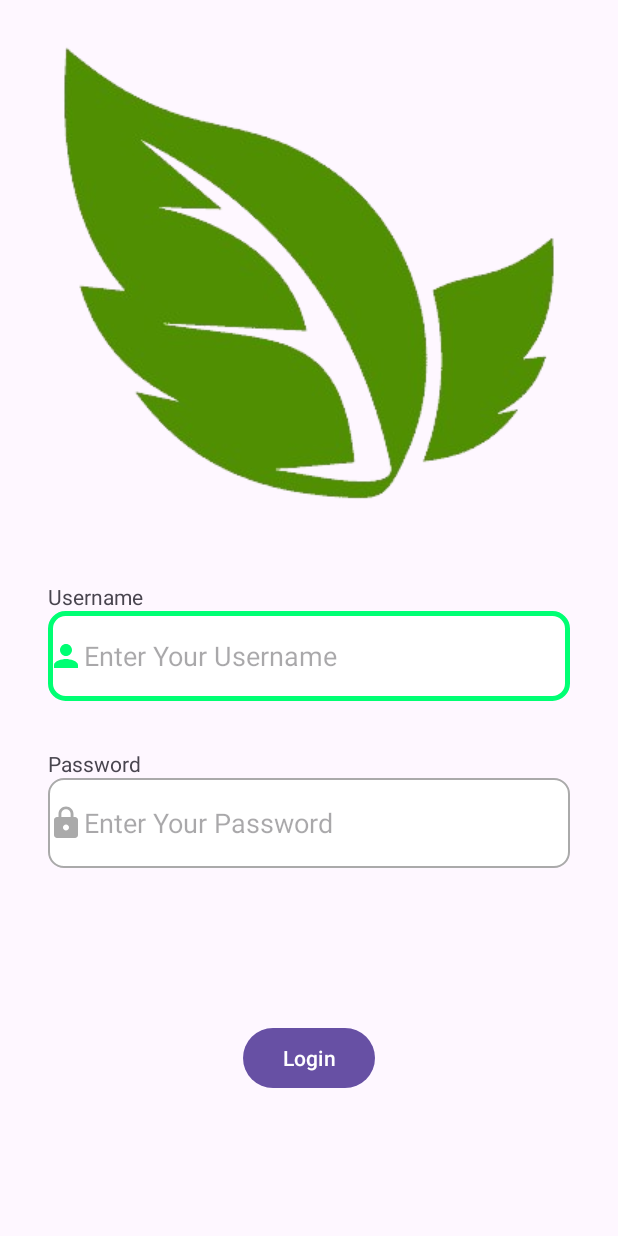
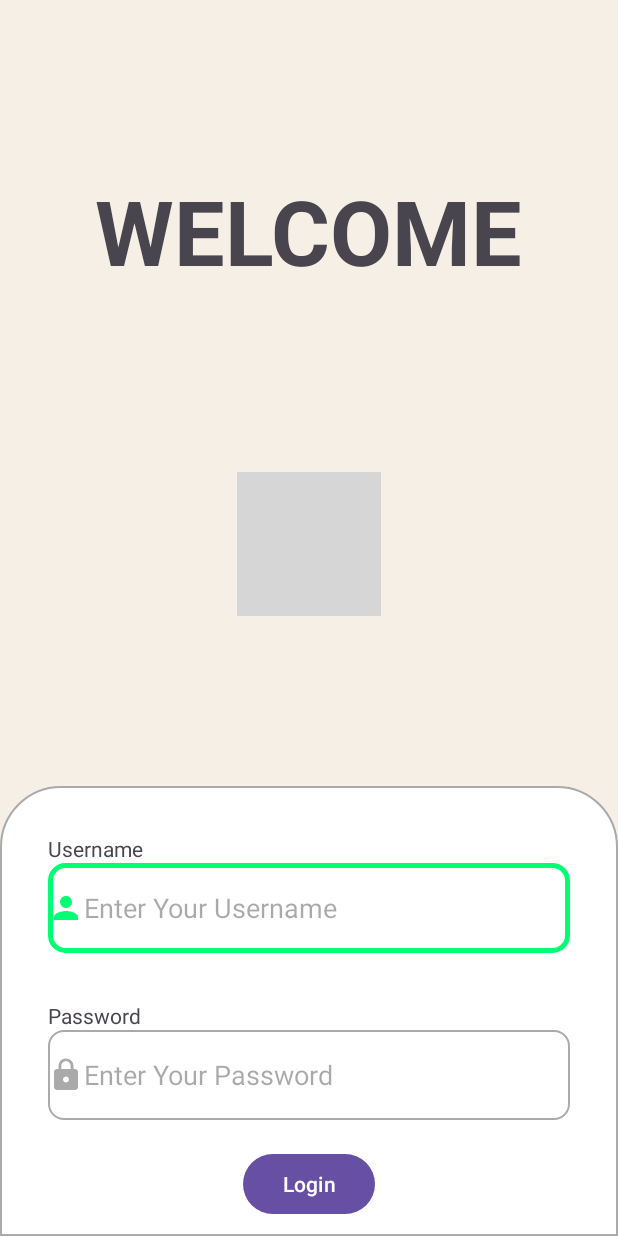
Before and after one commit to Nox-Matt/PlantAppApplication, an Android app: the LoginActivity screen opened directly, with no data from a screen before it, on a phone screen of 412 x 824 dp. Run offline under Robolectric (Android 15) with nearby library versions, the light colour scheme and no system bars; grey boxes are pictures that could not be loaded.

Commit message:
login page updated

```diff
--- /dev/null
+++ b/app/src/main/res/drawable/custom_login_reg.xml
@@ -0,0 +1,10 @@
+<?xml version="1.0" encoding="utf-8"?>
+<selector xmlns:android="http://schemas.android.com/apk/res/android">
+    <item   android:state_enabled="true" >
+        <shape android:shape="rectangle">
+            <solid android:color="@android:color/white"/>
+            <corners android:topLeftRadius="40dp" android:topRightRadius="40dp"/>
+            <stroke android:color="@android:color/darker_gray" android:width="1dp"/>
+        </shape>
+    </item>
+</selector>
--- a/app/src/main/res/layout/activity_login.xml
+++ b/app/src/main/res/layout/activity_login.xml
@@ -3,19 +3,43 @@
     xmlns:app="http://schemas.android.com/apk/res-auto"
     xmlns:tools="http://schemas.android.com/tools"
     android:id="@+id/main"
+    android:background="@color/backgroundLoginRegister"
     android:layout_width="match_parent"
     android:layout_height="match_parent"
     tools:context=".ui.login.LoginActivity">
+
+    <TextView
+        android:id="@+id/txt_Welcome"
+        android:layout_width="wrap_content"
+        android:layout_height="wrap_content"
+        android:textSize="60dp"
+        android:textStyle="bold"
+        app:layout_constraintTop_toTopOf="parent"
+        app:layout_constraintRight_toRightOf="parent"
+        app:layout_constraintLeft_toLeftOf="parent"
+        app:layout_constraintBottom_toTopOf="@+id/logoLogin"
+        android:text="WELCOME"/>
 
     <ImageView
         android:id="@+id/logoLogin"
         android:layout_width="wrap_content"
         android:layout_height="wrap_content"
         android:layout_marginTop="8dp"
-        app:layout_constraintEnd_toEndOf="parent"
-        app:layout_constraintStart_toStartOf="parent"
-        app:layout_constraintTop_toTopOf="parent"
-        app:srcCompat="@drawable/leaf_img" />
+        app:layout_constraintLeft_toLeftOf="parent"
+        app:layout_constraintRight_toRightOf="parent"
+        app:layout_constraintTop_toBottomOf="@id/txt_Welcome"
+        app:layout_constraintBottom_toTopOf="@+id/banner"
+        app:srcCompat="@drawable/img_person" />
+
+    <View
+        android:id="@+id/banner"
+        android:layout_width="match_parent"
+        android:layout_height="300dp"
+        android:background="@drawable/custom_login_reg"
+        app:layout_constraintBottom_toBottomOf="parent"
+        app:layout_constraintLeft_toLeftOf="parent"
+        app:layout_constraintRight_toRightOf="parent"
+        />
 
     <EditText
         android:id="@+id/edtTextUsername"
@@ -75,6 +99,6 @@
         android:layout_marginStart="32dp"
         android:layout_marginTop="32dp"
         android:text="Username"
-        app:layout_constraintStart_toStartOf="parent"
-        app:layout_constraintTop_toBottomOf="@+id/logoLogin" />
+        app:layout_constraintLeft_toLeftOf="@+id/banner"
+        app:layout_constraintTop_toTopOf="@+id/banner" />
 </androidx.constraintlayout.widget.ConstraintLayout>
```
